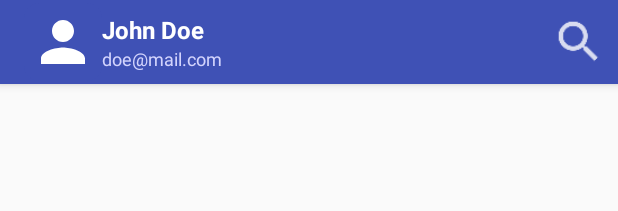
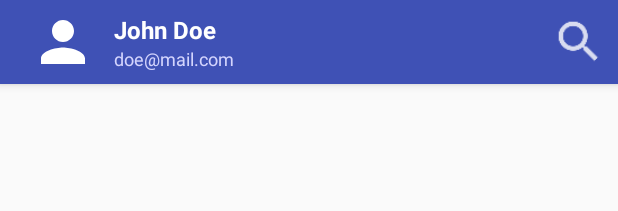
Before and after one commit to tancuong2596/Paloma, an Android app: the layout activity_main.xml on its own in the app's theme, with its tools: preview values and no code run, on a phone screen of 412 x 824 dp. Shown: the top 211 px of the screen. Run offline under Robolectric (Android 15) with nearby library versions, the phone set to English and light mode, and no system bars.

Commit message:
add 12dp space between avatar and information remove search friend edit-text

```diff
--- a/app/src/main/java/cit/edu/paloma/MainActivity.java
+++ b/app/src/main/java/cit/edu/paloma/MainActivity.java
@@ -42,7 +42,6 @@ public class MainActivity extends AppCompatActivity implements View.OnClickListe
     private TextView mUserFullnameTextAction;
     private TextView mEmailTextAction;
     private ImageView mSearchBoxImageAction;
-    private EditText mSearchBoxEditAction;
 
     @Override
     protected void onCreate(Bundle savedInstanceState) {
@@ -68,8 +67,6 @@ public class MainActivity extends AppCompatActivity implements View.OnClickListe
         mSearchBoxImageAction = (ImageView) findViewById(R.id.ac_search_image);
         mSearchBoxImageAction.setOnClickListener(this);
 
-        mSearchBoxEditAction = (EditText) findViewById(R.id.ac_search_box);
-
         setupAuthStateListener();
     }
 
@@ -87,10 +84,6 @@ public class MainActivity extends AppCompatActivity implements View.OnClickListe
             default:
                 return super.onOptionsItemSelected(item);
         }
-    }
-
-    private void toggleSearchBox() {
-        // TODO: implement this
     }
 
     private void showUserInfo() {
@@ -175,7 +168,7 @@ public class MainActivity extends AppCompatActivity implements View.OnClickListe
     public void onClick(View view) {
         switch (view.getId()) {
             case R.id.ac_search_image:
-                toggleSearchBox();
+                // TODO: start activity find friends
                 break;
         }
     }
--- a/app/src/main/res/drawable/avatar_background.xml
+++ /dev/null
@@ -1,6 +0,0 @@
-<?xml version="1.0" encoding="utf-8"?>
-<shape
-    xmlns:android="http://schemas.android.com/apk/res/android">
-    <corners android:radius="10dp"/>
-    <solid android:color="@color/colorPrimary"/>
-</shape>
--- a/app/src/main/res/layout/activity_main.xml
+++ b/app/src/main/res/layout/activity_main.xml
@@ -13,12 +13,12 @@
         android:layout_height="56dp"
         android:background="@color/colorPrimary"
         android:elevation="4dp"
+        android:paddingRight="4dp"
         android:theme="@style/ThemeOverlay.AppCompat.ActionBar"
         app:layout_constraintLeft_toLeftOf="parent"
         app:layout_constraintRight_toRightOf="parent"
         app:layout_constraintTop_toTopOf="parent"
-        app:popupTheme="@style/ThemeOverlay.AppCompat.Light"
-        android:paddingRight="4dp">
+        app:popupTheme="@style/ThemeOverlay.AppCompat.Light">
 
 
         <android.support.constraint.ConstraintLayout
@@ -32,58 +32,57 @@
                 android:orientation="horizontal"
                 app:layout_constraintGuide_percent="0.55" />
 
+
             <ImageView
                 android:id="@+id/ac_avatar_image"
                 android:layout_width="@dimen/action_bar_height"
                 android:layout_height="@dimen/action_bar_height"
                 android:padding="4dp"
-                android:background="@drawable/avatar_background"
-                android:layout_marginRight="12dp"
+                android:src="@drawable/ic_placeholder"
                 app:layout_constraintBottom_toBottomOf="parent"
                 app:layout_constraintLeft_toLeftOf="parent"
-                app:layout_constraintTop_toTopOf="parent"
-                android:src="@drawable/ic_placeholder" />
+                app:layout_constraintTop_toTopOf="parent" />
+
+            <View
+                android:id="@+id/view_transparent_sep"
+                android:layout_width="8dp"
+                android:layout_height="0dp"
+                android:background="@android:color/transparent"
+                app:layout_constraintBottom_toBottomOf="parent"
+                app:layout_constraintLeft_toRightOf="@id/ac_avatar_image"
+                app:layout_constraintTop_toTopOf="parent" />
+
 
             <TextView
                 android:id="@+id/ac_user_full_name_text"
                 android:layout_width="wrap_content"
                 android:layout_height="wrap_content"
+                android:textColor="@color/colorAccent"
                 android:textSize="16sp"
                 android:textStyle="bold"
-                android:textColor="@color/colorAccent"
                 app:layout_constraintBottom_toTopOf="@id/ac_center_guide"
-                app:layout_constraintLeft_toRightOf="@id/ac_avatar_image"
+                app:layout_constraintLeft_toRightOf="@id/view_transparent_sep"
                 tools:text="John Doe" />
 
             <TextView
                 android:id="@+id/ac_email_text"
                 android:layout_width="wrap_content"
                 android:layout_height="wrap_content"
+                android:textColor="#d3d4fd"
                 android:textSize="12sp"
-                android:textColor="#d3d4fd"
-                app:layout_constraintLeft_toRightOf="@id/ac_avatar_image"
+                app:layout_constraintLeft_toRightOf="@id/view_transparent_sep"
                 app:layout_constraintTop_toBottomOf="@id/ac_center_guide"
                 tools:text="doe@mail.com" />
-
-            <EditText
-                android:id="@+id/ac_search_box"
-                android:layout_width="0dp"
-                android:layout_height="wrap_content"
-                android:visibility="gone"
-                app:layout_constraintBottom_toBottomOf="parent"
-                app:layout_constraintLeft_toLeftOf="parent"
-                app:layout_constraintRight_toRightOf="parent"
-                app:layout_constraintTop_toTopOf="parent" />
 
             <ImageView
                 android:id="@+id/ac_search_image"
                 android:layout_width="@dimen/action_bar_height"
                 android:layout_height="@dimen/action_bar_height"
                 android:padding="8dp"
+                android:src="@drawable/ic_action_search"
                 app:layout_constraintBottom_toBottomOf="parent"
                 app:layout_constraintRight_toRightOf="parent"
-                app:layout_constraintTop_toTopOf="parent"
-                android:src="@drawable/ic_action_search" />
+                app:layout_constraintTop_toTopOf="parent"   />
 
         </android.support.constraint.ConstraintLayout>
     </android.support.v7.widget.Toolbar>
```
